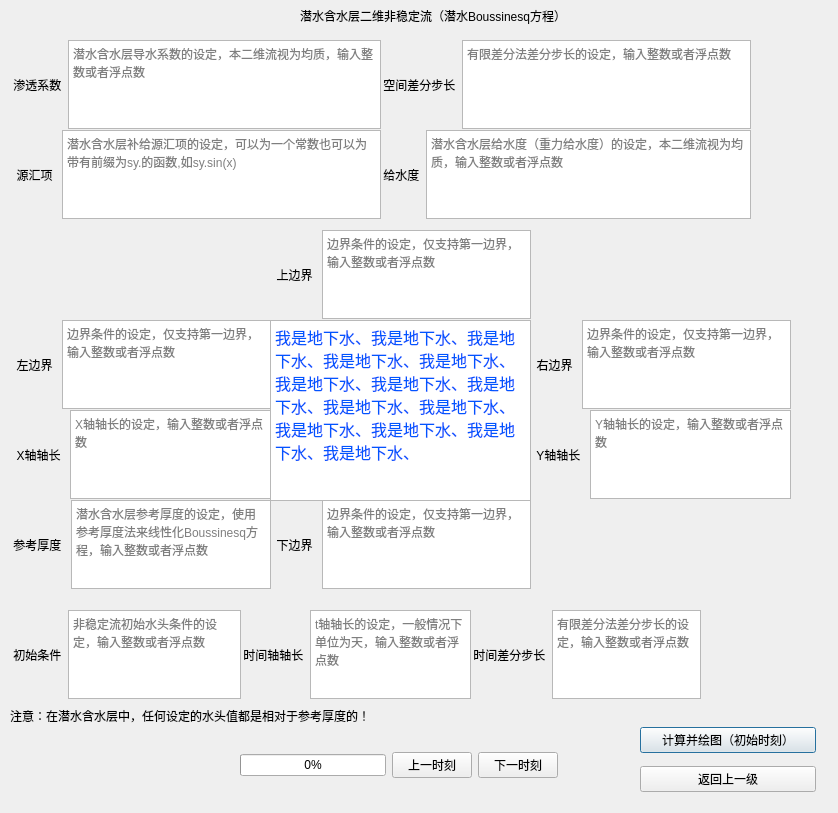
Old version of the form ui/tduausf.ui in the repository Yulei-3005240023/FDM_groundwater.
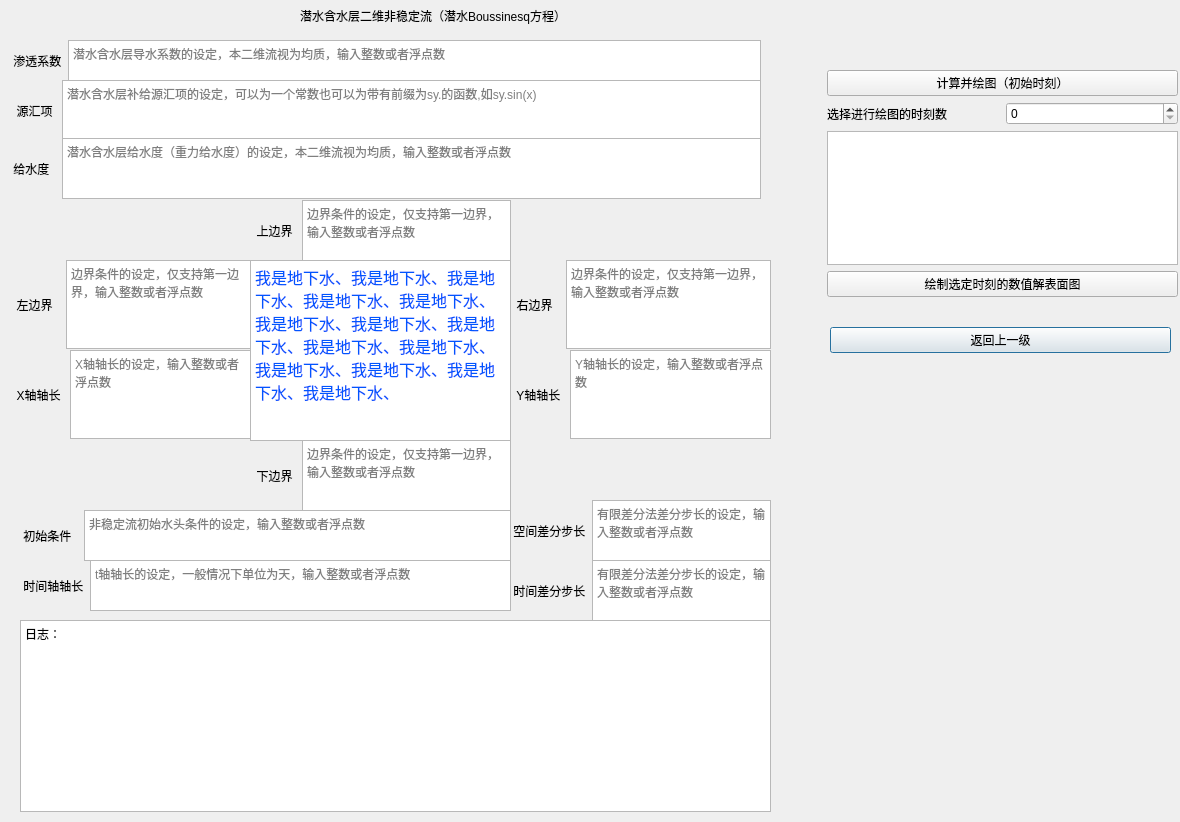
New version of the form.

Patch:
```diff
--- a/ui/tduausf.ui
+++ b/ui/tduausf.ui
@@ -9,8 +9,8 @@
    <rect>
     <x>0</x>
     <y>0</y>
-    <width>838</width>
-    <height>813</height>
+    <width>1180</width>
+    <height>822</height>
    </rect>
   </property>
   <property name="windowTitle">
@@ -34,8 +34,8 @@
     <rect>
      <x>10</x>
      <y>40</y>
-     <width>371</width>
-     <height>89</height>
+     <width>751</width>
+     <height>41</height>
     </rect>
    </property>
    <layout class="QHBoxLayout" name="horizontalLayout">
@@ -59,9 +59,9 @@
    <property name="geometry">
     <rect>
      <x>10</x>
-     <y>130</y>
-     <width>371</width>
-     <height>89</height>
+     <y>80</y>
+     <width>751</width>
+     <height>61</height>
     </rect>
    </property>
    <layout class="QHBoxLayout" name="horizontalLayout_2">
@@ -84,20 +84,13 @@
   <widget class="QWidget" name="verticalLayoutWidget">
    <property name="geometry">
     <rect>
-     <x>640</x>
-     <y>720</y>
-     <width>176</width>
+     <x>830</x>
+     <y>300</y>
+     <width>341</width>
      <height>80</height>
     </rect>
    </property>
    <layout class="QVBoxLayout" name="verticalLayout">
-    <item>
-     <widget class="QPushButton" name="draw">
-      <property name="text">
-       <string>计算并绘图（初始时刻）</string>
-      </property>
-     </widget>
-    </item>
     <item>
      <widget class="QPushButton" name="back">
       <property name="text">
@@ -107,37 +100,11 @@
     </item>
    </layout>
   </widget>
-  <widget class="QWidget" name="horizontalLayoutWidget_5">
-   <property name="geometry">
-    <rect>
-     <x>380</x>
-     <y>40</y>
-     <width>371</width>
-     <height>89</height>
-    </rect>
-   </property>
-   <layout class="QHBoxLayout" name="horizontalLayout_5">
-    <item>
-     <widget class="QLabel" name="label_6">
-      <property name="text">
-       <string> 空间差分步长</string>
-      </property>
-     </widget>
-    </item>
-    <item>
-     <widget class="QTextEdit" name="step_length">
-      <property name="placeholderText">
-       <string>有限差分法差分步长的设定，输入整数或者浮点数</string>
-      </property>
-     </widget>
-    </item>
-   </layout>
-  </widget>
   <widget class="QWidget" name="horizontalLayoutWidget_4">
    <property name="geometry">
     <rect>
-     <x>530</x>
-     <y>320</y>
+     <x>510</x>
+     <y>260</y>
      <width>261</width>
      <height>89</height>
     </rect>
@@ -146,7 +113,7 @@
     <item>
      <widget class="QLabel" name="label_5">
       <property name="text">
-       <string>  右边界 </string>
+       <string>  右边界  </string>
       </property>
      </widget>
     </item>
@@ -163,8 +130,8 @@
    <property name="geometry">
     <rect>
      <x>10</x>
-     <y>320</y>
-     <width>261</width>
+     <y>260</y>
+     <width>241</width>
      <height>89</height>
     </rect>
    </property>
@@ -172,7 +139,7 @@
     <item>
      <widget class="QLabel" name="label_4">
       <property name="text">
-       <string>  左边界 </string>
+       <string>  左边界  </string>
       </property>
      </widget>
     </item>
@@ -188,10 +155,10 @@
   <widget class="QWidget" name="horizontalLayoutWidget_7">
    <property name="geometry">
     <rect>
-     <x>270</x>
-     <y>230</y>
+     <x>250</x>
+     <y>200</y>
      <width>261</width>
-     <height>89</height>
+     <height>61</height>
     </rect>
    </property>
    <layout class="QHBoxLayout" name="horizontalLayout_7">
@@ -214,10 +181,10 @@
   <widget class="QWidget" name="horizontalLayoutWidget_8">
    <property name="geometry">
     <rect>
-     <x>270</x>
-     <y>500</y>
+     <x>250</x>
+     <y>440</y>
      <width>261</width>
-     <height>89</height>
+     <height>71</height>
     </rect>
    </property>
    <layout class="QHBoxLayout" name="horizontalLayout_8">
@@ -237,11 +204,11 @@
     </item>
    </layout>
   </widget>
-  <widget class="QTextBrowser" name="textBrowser">
+  <widget class="QTextBrowser" name="textBrowser_1">
    <property name="geometry">
     <rect>
-     <x>270</x>
-     <y>320</y>
+     <x>250</x>
+     <y>260</y>
      <width>261</width>
      <height>181</height>
     </rect>
@@ -258,8 +225,8 @@
    <property name="geometry">
     <rect>
      <x>10</x>
-     <y>410</y>
-     <width>261</width>
+     <y>350</y>
+     <width>241</width>
      <height>89</height>
     </rect>
    </property>
@@ -283,8 +250,8 @@
   <widget class="QWidget" name="horizontalLayoutWidget_10">
    <property name="geometry">
     <rect>
-     <x>530</x>
-     <y>410</y>
+     <x>510</x>
+     <y>350</y>
      <width>261</width>
      <height>89</height>
     </rect>
@@ -309,10 +276,10 @@
   <widget class="QWidget" name="horizontalLayoutWidget_6">
    <property name="geometry">
     <rect>
-     <x>470</x>
-     <y>610</y>
-     <width>231</width>
-     <height>89</height>
+     <x>510</x>
+     <y>560</y>
+     <width>261</width>
+     <height>61</height>
     </rect>
    </property>
    <layout class="QHBoxLayout" name="horizontalLayout_6">
@@ -335,10 +302,10 @@
   <widget class="QWidget" name="horizontalLayoutWidget_11">
    <property name="geometry">
     <rect>
-     <x>240</x>
-     <y>610</y>
-     <width>231</width>
-     <height>89</height>
+     <x>20</x>
+     <y>560</y>
+     <width>491</width>
+     <height>51</height>
     </rect>
    </property>
    <layout class="QHBoxLayout" name="horizontalLayout_11">
@@ -361,17 +328,17 @@
   <widget class="QWidget" name="horizontalLayoutWidget_12">
    <property name="geometry">
     <rect>
-     <x>380</x>
-     <y>130</y>
-     <width>371</width>
-     <height>89</height>
+     <x>10</x>
+     <y>138</y>
+     <width>751</width>
+     <height>61</height>
     </rect>
    </property>
    <layout class="QHBoxLayout" name="horizontalLayout_12">
     <item>
      <widget class="QLabel" name="label_13">
       <property name="text">
-       <string> 给水度</string>
+       <string> 给水度  </string>
       </property>
      </widget>
     </item>
@@ -387,17 +354,17 @@
   <widget class="QWidget" name="horizontalLayoutWidget_13">
    <property name="geometry">
     <rect>
-     <x>10</x>
-     <y>610</y>
-     <width>231</width>
-     <height>89</height>
+     <x>20</x>
+     <y>510</y>
+     <width>491</width>
+     <height>51</height>
     </rect>
    </property>
    <layout class="QHBoxLayout" name="horizontalLayout_13">
     <item>
      <widget class="QLabel" name="label_14">
       <property name="text">
-       <string> 初始条件</string>
+       <string> 初始条件  </string>
       </property>
      </widget>
     </item>
@@ -410,85 +377,90 @@
     </item>
    </layout>
   </widget>
-  <widget class="QWidget" name="horizontalLayoutWidget_14">
+  <widget class="QWidget" name="horizontalLayoutWidget_5">
    <property name="geometry">
     <rect>
-     <x>240</x>
-     <y>720</y>
-     <width>318</width>
-     <height>91</height>
-    </rect>
-   </property>
-   <layout class="QHBoxLayout" name="horizontalLayout_14">
-    <item>
-     <widget class="QProgressBar" name="progressBar">
-      <property name="cursor">
-       <cursorShape>ArrowCursor</cursorShape>
-      </property>
-      <property name="value">
-       <number>0</number>
-      </property>
-      <property name="textVisible">
-       <bool>true</bool>
-      </property>
-      <property name="orientation">
-       <enum>Qt::Horizontal</enum>
-      </property>
-     </widget>
-    </item>
-    <item>
-     <widget class="QPushButton" name="previous_time">
-      <property name="text">
-       <string>上一时刻</string>
-      </property>
-     </widget>
-    </item>
-    <item>
-     <widget class="QPushButton" name="next_time">
-      <property name="text">
-       <string>下一时刻</string>
-      </property>
-     </widget>
-    </item>
-   </layout>
-  </widget>
-  <widget class="QWidget" name="horizontalLayoutWidget_15">
-   <property name="geometry">
-    <rect>
-     <x>10</x>
+     <x>510</x>
      <y>500</y>
      <width>261</width>
-     <height>89</height>
+     <height>61</height>
     </rect>
    </property>
-   <layout class="QHBoxLayout" name="horizontalLayout_15">
+   <layout class="QHBoxLayout" name="horizontalLayout_5">
     <item>
-     <widget class="QLabel" name="label_15">
+     <widget class="QLabel" name="label_6">
       <property name="text">
-       <string> 参考厚度 </string>
+       <string> 空间差分步长</string>
       </property>
      </widget>
     </item>
     <item>
-     <widget class="QTextEdit" name="reference_thickness">
+     <widget class="QTextEdit" name="step_length">
       <property name="placeholderText">
-       <string>潜水含水层参考厚度的设定，使用参考厚度法来线性化Boussinesq方程，输入整数或者浮点数</string>
+       <string>有限差分法差分步长的设定，输入整数或者浮点数</string>
       </property>
      </widget>
     </item>
    </layout>
   </widget>
-  <widget class="QLabel" name="label_16">
+  <widget class="QWidget" name="gridLayoutWidget">
    <property name="geometry">
     <rect>
-     <x>10</x>
-     <y>690</y>
-     <width>461</width>
-     <height>51</height>
+     <x>827</x>
+     <y>70</y>
+     <width>351</width>
+     <height>227</height>
     </rect>
    </property>
-   <property name="text">
-    <string>注意：在潜水含水层中，任何设定的水头值都是相对于参考厚度的！</string>
+   <layout class="QGridLayout" name="gridLayout">
+    <item row="3" column="0">
+     <widget class="QPushButton" name="draw_solve_surface">
+      <property name="text">
+       <string>绘制选定时刻的数值解表面图</string>
+      </property>
+     </widget>
+    </item>
+    <item row="2" column="0">
+     <widget class="QTextBrowser" name="textBrowser_time"/>
+    </item>
+    <item row="1" column="0">
+     <layout class="QHBoxLayout" name="horizontalLayout_15">
+      <item>
+       <widget class="QLabel" name="label_15">
+        <property name="text">
+         <string>选择进行绘图的时刻数</string>
+        </property>
+       </widget>
+      </item>
+      <item>
+       <widget class="QSpinBox" name="spinBox_time"/>
+      </item>
+     </layout>
+    </item>
+    <item row="0" column="0">
+     <widget class="QPushButton" name="solve">
+      <property name="text">
+       <string>计算并绘图（初始时刻）</string>
+      </property>
+     </widget>
+    </item>
+   </layout>
+  </widget>
+  <widget class="QTextBrowser" name="textBrowser">
+   <property name="geometry">
+    <rect>
+     <x>20</x>
+     <y>620</y>
+     <width>751</width>
+     <height>192</height>
+    </rect>
+   </property>
+   <property name="html">
+    <string>&lt;!DOCTYPE HTML PUBLIC &quot;-//W3C//DTD HTML 4.0//EN&quot; &quot;http://www.w3.org/TR/REC-html40/strict.dtd&quot;&gt;
+&lt;html&gt;&lt;head&gt;&lt;meta name=&quot;qrichtext&quot; content=&quot;1&quot; /&gt;&lt;style type=&quot;text/css&quot;&gt;
+p, li { white-space: pre-wrap; }
+&lt;/style&gt;&lt;/head&gt;&lt;body style=&quot; font-family:'SimSun'; font-size:9pt; font-weight:400; font-style:normal;&quot;&gt;
+&lt;p style=&quot; margin-top:0px; margin-bottom:0px; margin-left:0px; margin-right:0px; -qt-block-indent:0; text-indent:0px;&quot;&gt;日志：&lt;/p&gt;&lt;/body&gt;&lt;/html&gt;</string>
    </property>
   </widget>
  </widget>
```
